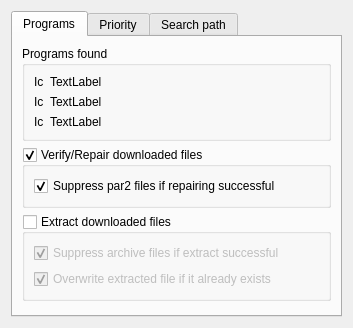
Old version of the form src/preferences/preferencesprograms.ui in the repository KDE/kwooty.
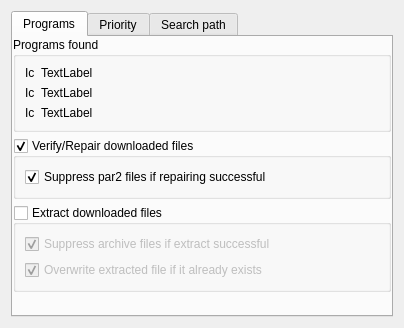
New version of the form. Custom widgets are drawn as their Qt base class.

The edit to the form file:
```diff
--- a/src/preferences/preferencesprograms.ui
+++ b/src/preferences/preferencesprograms.ui
@@ -6,7 +6,7 @@
    <rect>
     <x>0</x>
     <y>0</y>
-    <width>350</width>
+    <width>404</width>
     <height>328</height>
    </rect>
   </property>
@@ -21,6 +21,9 @@
        <string>Programs</string>
       </attribute>
       <layout class="QGridLayout" name="gridLayout_6">
+       <property name="margin">
+        <number>0</number>
+       </property>
        <item row="0" column="0">
         <widget class="QGroupBox" name="groupBoxprogramsFound">
          <property name="title">
```
